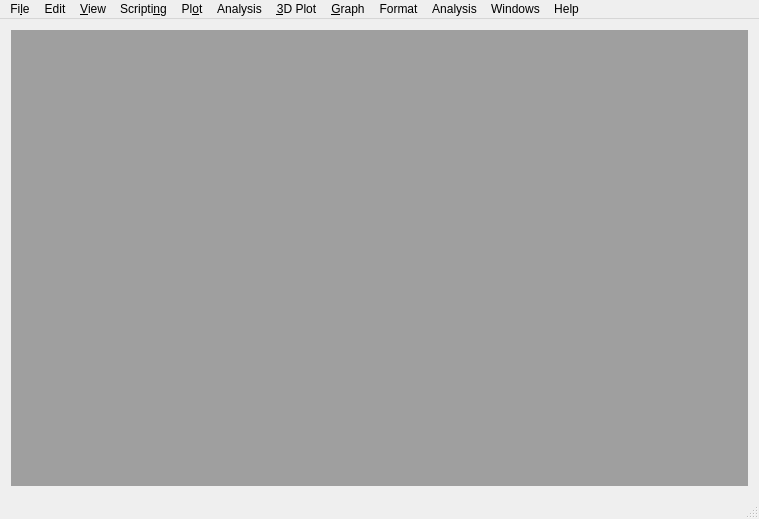
Old version of the form AlphaPlot/src/ApplicationWindow.ui in the repository narunlifescience/AlphaPlot.
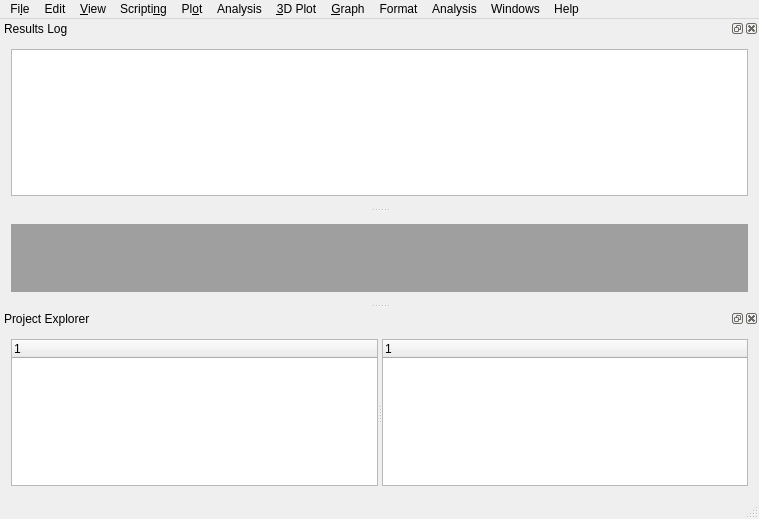
New version of the form. Custom widgets are drawn as their Qt base class.

Commit message: add explorer window & results log via ui

Patch:
```diff
--- a/AlphaPlot/src/ApplicationWindow.ui
+++ b/AlphaPlot/src/ApplicationWindow.ui
@@ -374,6 +374,57 @@
    <addaction name="menuHelp"/>
   </widget>
   <widget class="QStatusBar" name="statusBar"/>
+  <widget class="QDockWidget" name="explorerWindow">
+   <property name="accessibleName">
+    <string>Project Explorer</string>
+   </property>
+   <property name="windowTitle">
+    <string>Project Explorer</string>
+   </property>
+   <attribute name="dockWidgetArea">
+    <number>8</number>
+   </attribute>
+   <widget class="QWidget" name="dockWidgetContents">
+    <layout class="QGridLayout" name="explorerGridLayout">
+     <item row="0" column="0">
+      <widget class="QSplitter" name="explorerSplitter">
+       <property name="orientation">
+        <enum>Qt::Horizontal</enum>
+       </property>
+       <widget class="FolderTreeWidget" name="folderView">
+        <column>
+         <property name="text">
+          <string notr="true">1</string>
+         </property>
+        </column>
+       </widget>
+       <widget class="FolderTreeWidget" name="listView">
+        <column>
+         <property name="text">
+          <string notr="true">1</string>
+         </property>
+        </column>
+       </widget>
+      </widget>
+     </item>
+    </layout>
+   </widget>
+  </widget>
+  <widget class="QDockWidget" name="logWindow">
+   <property name="windowTitle">
+    <string>Results Log</string>
+   </property>
+   <attribute name="dockWidgetArea">
+    <number>4</number>
+   </attribute>
+   <widget class="QWidget" name="dockWidgetContents_6">
+    <layout class="QGridLayout" name="resultLogGridLayout">
+     <item row="0" column="0">
+      <widget class="QTextEdit" name="resultLog"/>
+     </item>
+    </layout>
+   </widget>
+  </widget>
   <action name="actionOpenAproj">
    <property name="text">
     <string>&amp;Open...</string>
@@ -1285,6 +1336,13 @@
   </action>
  </widget>
  <layoutdefault spacing="6" margin="11"/>
+ <customwidgets>
+  <customwidget>
+   <class>FolderTreeWidget</class>
+   <extends>QTreeWidget</extends>
+   <header>Folder.h</header>
+  </customwidget>
+ </customwidgets>
  <resources/>
  <connections/>
 </ui>
```
The commit also changes 2 other files.
